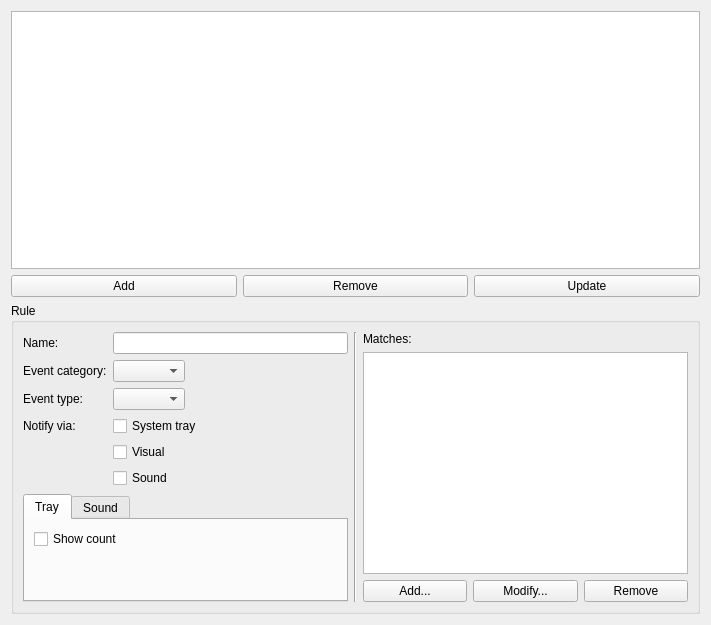
Before: the Qt Designer form src/plugins/advancednotifications/notificationruleswidget.ui in 0xd34df00d/leechcraft, drawn with Qt 5.
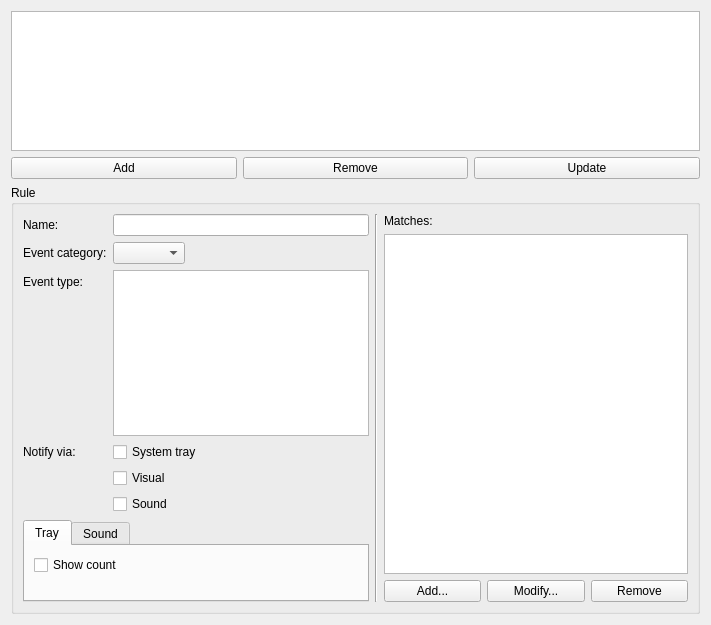
After: the same form once the commit is applied.

Commit message: AN: set the rest.

What changed in the file:
```diff
--- a/src/plugins/advancednotifications/notificationruleswidget.ui
+++ b/src/plugins/advancednotifications/notificationruleswidget.ui
@@ -103,9 +103,6 @@
             </property>
            </widget>
           </item>
-          <item row="2" column="1">
-           <widget class="QComboBox" name="EventType_"/>
-          </item>
           <item row="4" column="1">
            <widget class="QCheckBox" name="NotifyVisual_">
             <property name="text">
@@ -113,6 +110,27 @@
             </property>
            </widget>
           </item>
+          <item row="2" column="1">
+           <widget class="QTreeWidget" name="EventTypes_">
+            <property name="sizePolicy">
+             <sizepolicy hsizetype="Expanding" vsizetype="Expanding">
+              <horstretch>0</horstretch>
+              <verstretch>0</verstretch>
+             </sizepolicy>
+            </property>
+            <property name="rootIsDecorated">
+             <bool>false</bool>
+            </property>
+            <attribute name="headerVisible">
+             <bool>false</bool>
+            </attribute>
+            <column>
+             <property name="text">
+              <string notr="true">1</string>
+             </property>
+            </column>
+           </widget>
+          </item>
          </layout>
         </item>
         <item>
```
The commit also changes 2 other files.
